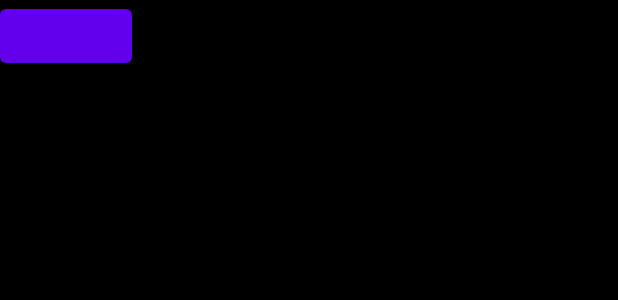
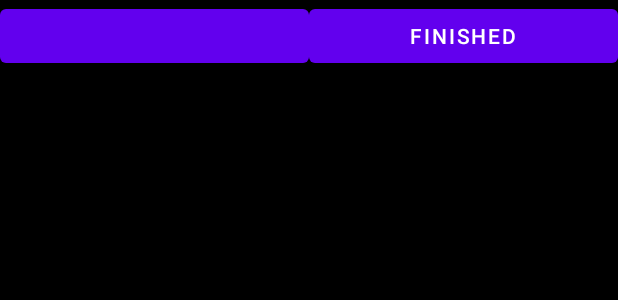
Before and after one commit to 20revsined/phonelifters-model-training, an Android app: the layout activity_main.xml on its own in the app's theme, with its tools: preview values and no code run, on a phone screen of 412 x 824 dp. Shown: the top 300 px of the screen. Run offline under Robolectric (Android 15) with nearby library versions, the light colour scheme and no system bars.

Commit message:
added back button to return to AR demonstration

```diff
--- a/realtime_pose_detection_android/app/src/main/AndroidManifest.xml
+++ b/realtime_pose_detection_android/app/src/main/AndroidManifest.xml
@@ -1,7 +1,7 @@
 <?xml version="1.0" encoding="utf-8"?>
 <manifest xmlns:android="http://schemas.android.com/apk/res/android"
     xmlns:tools="http://schemas.android.com/tools"
-    package="com.programminghut.pose_detection">
+    package="com.phonelifters.pose_detection">
 
     <uses-feature
         android:name="android.hardware.camera"
@@ -24,13 +24,11 @@
         android:theme="@style/Theme.Pose_detection"
         tools:targetApi="31">
         <activity
-            android:name=".MainActivity"
+            android:name="com.phonelifters.pose_detection.MainActivity"
             android:exported="true">
             <intent-filter>
                 <action android:name="android.intent.action.MAIN" />
                 <category android:name="android.intent.category.LAUNCHER" />
-
-
             </intent-filter>
         </activity>
     </application>
--- a/realtime_pose_detection_android/app/src/main/res/layout/activity_main.xml
+++ b/realtime_pose_detection_android/app/src/main/res/layout/activity_main.xml
@@ -1,10 +1,28 @@
 <?xml version="1.0" encoding="utf-8"?>
 <RelativeLayout xmlns:android="http://schemas.android.com/apk/res/android"
-    xmlns:app="http://schemas.android.com/apk/res-auto"
     xmlns:tools="http://schemas.android.com/tools"
     android:layout_width="match_parent"
     android:layout_height="match_parent"
     tools:context=".MainActivity">
+
+    <TextView
+        android:id="@+id/dummyView"
+        android:layout_width="wrap_content"
+        android:layout_height="wrap_content"
+        android:layout_centerHorizontal="true" />
+
+    <Button
+        android:id="@+id/accuracy"
+        android:layout_width="match_parent"
+        android:layout_height="wrap_content"
+        android:layout_toLeftOf="@id/dummyView" />
+
+    <Button
+        android:id="@+id/done"
+        android:layout_width="match_parent"
+        android:layout_height="wrap_content"
+        android:layout_toRightOf="@id/dummyView"
+        android:text="Finished" />
 
 
     <TextureView
@@ -25,18 +43,11 @@
         android:textSize="20sp"
         android:textStyle="bold" />
 
-    <Button
-        android:id="@+id/accuracy"
-        android:layout_height="wrap_content"
-        android:layout_width="wrap_content"
-        />
-
     <ImageView
+        android:id="@+id/imageView"
         android:layout_width="match_parent"
         android:layout_height="match_parent"
-        android:background="#000"
-        android:id="@+id/imageView"/>
-
+        android:background="#000" />
 
 
 </RelativeLayout>
```
Also changed, not shown: realtime_pose_detection_android/app/src/main/java/com/phonelifters/pose_detection/MainActivity.kt (renamed from realtime_pose_detection_android/app/src/main/java/com/programminghut/pose_detection/MainActivity.kt, +30 -7 lines).
